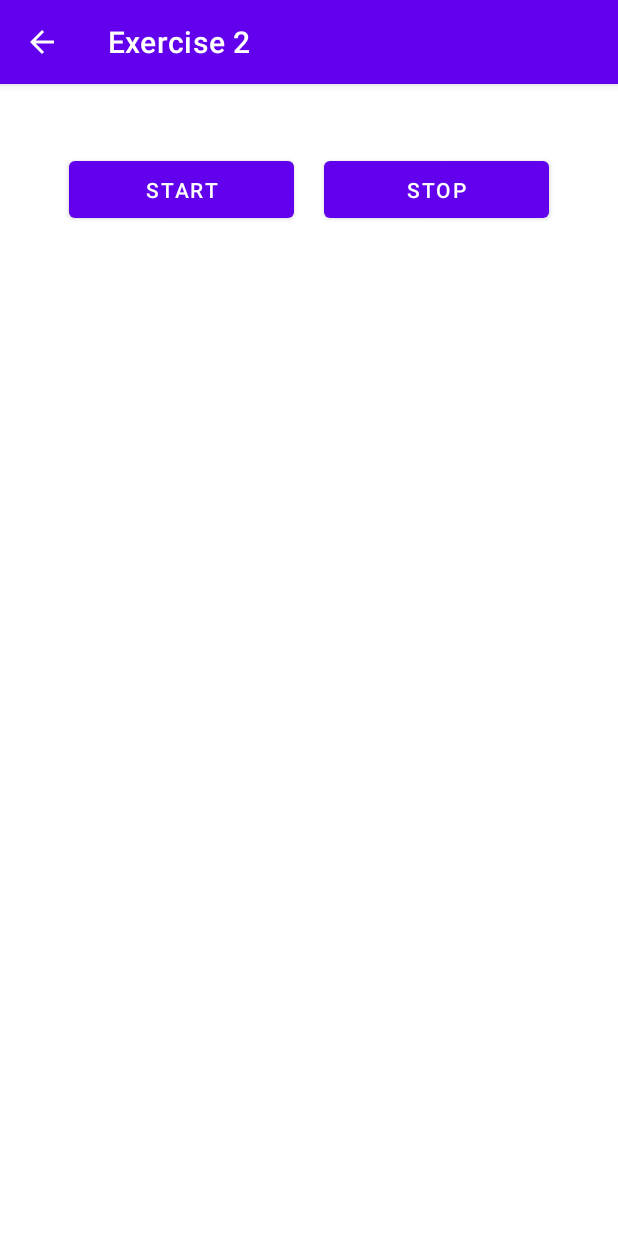
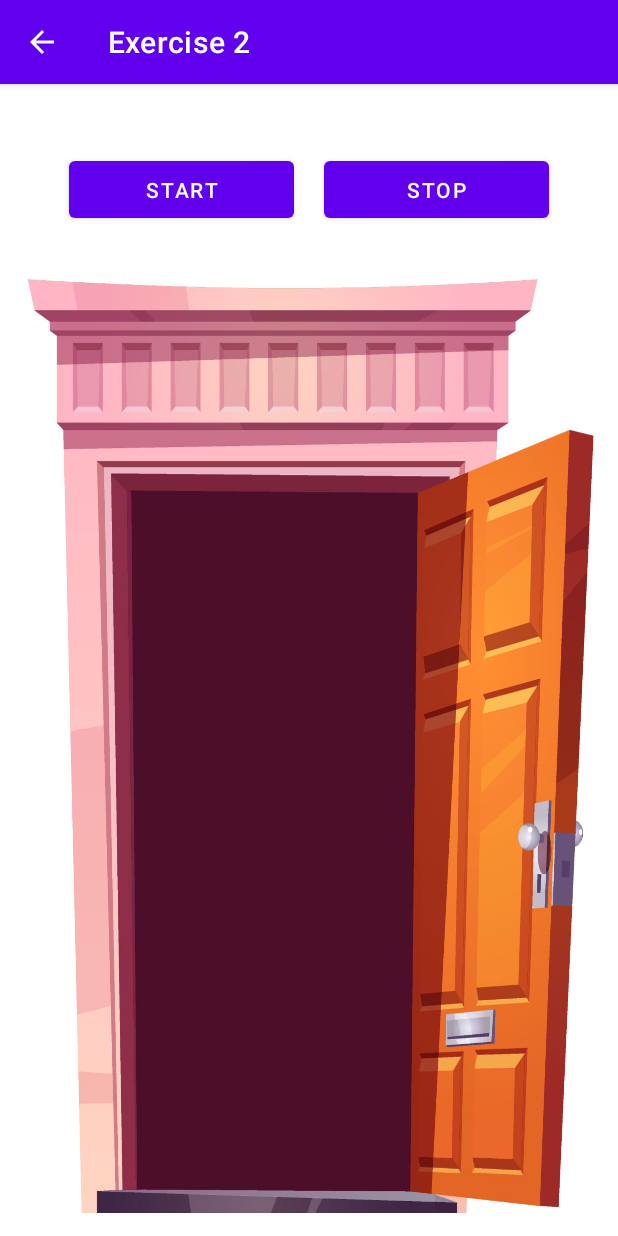
Before and after one commit to DemarioDouce/GraphiAni-Android, an Android app: the Exercise2Activity screen opened directly, with no data from a screen before it, after a tap on "START", on a phone screen of 412 x 824 dp. Run offline under Robolectric (Android 15) with nearby library versions, the phone set to English and light mode, and no system bars.

Commit message:
Completed exercise 2.

```diff
--- a/app/src/main/java/com/demariodouce/myapplication/Exercise2Activity.java
+++ b/app/src/main/java/com/demariodouce/myapplication/Exercise2Activity.java
@@ -1,14 +1,77 @@
 package com.demariodouce.myapplication;
 
+import androidx.annotation.RequiresApi;
 import androidx.appcompat.app.AppCompatActivity;
 
+import android.graphics.drawable.AnimationDrawable;
+import android.graphics.drawable.BitmapDrawable;
+import android.os.Build;
 import android.os.Bundle;
+import android.view.View;
+import android.widget.Button;
+import android.widget.ImageView;
 
 public class Exercise2Activity extends AppCompatActivity {
+    AnimationDrawable mframeAnimation = null;
 
     @Override
     protected void onCreate(Bundle savedInstanceState) {
         super.onCreate(savedInstanceState);
         setContentView(R.layout.activity_exercise2);
+        //
+        // Handle Start Button
+        final Button btnStart = (Button) findViewById(R.id.btnStart);
+        btnStart.setOnClickListener(new View.OnClickListener() {
+            @RequiresApi(api = Build.VERSION_CODES.JELLY_BEAN)
+            public void onClick(View v) {
+                startAnimation();
+            }
+        });
+
+        // Handle Stop Button
+        final Button btnStop = (Button) findViewById(R.id.btnStop);
+        btnStop.setOnClickListener(new View.OnClickListener() {
+            public void onClick(View v) {
+                stopAnimation();
+            }
+        });
     }
+
+
+    @RequiresApi(api = Build.VERSION_CODES.Q)
+    private void startAnimation()
+    {
+
+        ImageView img = (ImageView)findViewById(R.id.imageView);
+
+        BitmapDrawable frame1 = (BitmapDrawable)getResources().getDrawable(R.drawable.d1);
+        BitmapDrawable frame2 = (BitmapDrawable)getResources().getDrawable(R.drawable.d2);
+        BitmapDrawable frame3 = (BitmapDrawable)getResources().getDrawable(R.drawable.d3);
+        BitmapDrawable frame4 = (BitmapDrawable)getResources().getDrawable(R.drawable.d4);
+        BitmapDrawable frame5 = (BitmapDrawable)getResources().getDrawable(R.drawable.d5);
+
+
+        int reasonableDuration =250;
+        mframeAnimation = new AnimationDrawable();
+        mframeAnimation.setOneShot(false);	// loop continuously
+        mframeAnimation.addFrame(frame1, reasonableDuration);
+        mframeAnimation.addFrame(frame2, reasonableDuration);
+        mframeAnimation.addFrame(frame3, reasonableDuration);
+        mframeAnimation.addFrame(frame4, reasonableDuration);
+        mframeAnimation.addFrame(frame5, reasonableDuration);
+
+
+
+        img.setBackground(mframeAnimation);
+
+        mframeAnimation.setVisible(true,true);
+        mframeAnimation.start();
+
+    }
+    private void stopAnimation()
+    {
+        mframeAnimation.stop();
+        mframeAnimation.setVisible(false,false);
+    }
+
 }
--- a/app/src/main/res/layout/activity_exercise2.xml
+++ b/app/src/main/res/layout/activity_exercise2.xml
@@ -26,7 +26,6 @@
             android:layout_height="50dp"
             android:gravity="center"
             android:layout_margin="10dp"
-            android:onClick="On"
             android:text="Start" />
 
         <Button
```
Also changed, not shown: app/src/main/res/drawable/d1.jpg (added), app/src/main/res/drawable/d2.jpg (added), app/src/main/res/drawable/d3.jpg (added), app/src/main/res/drawable/d4.jpg (added), app/src/main/res/drawable/d5.jpg (added).
